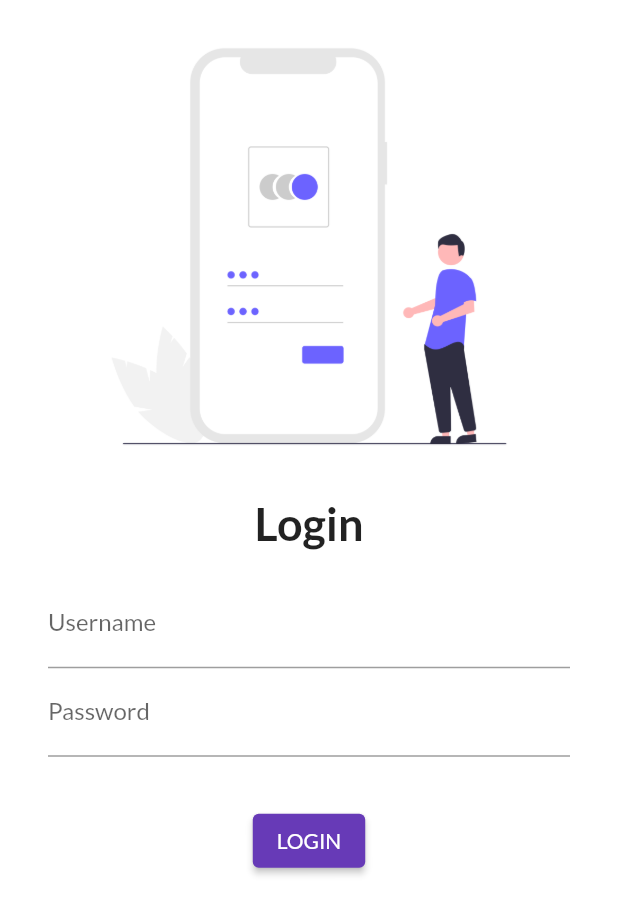
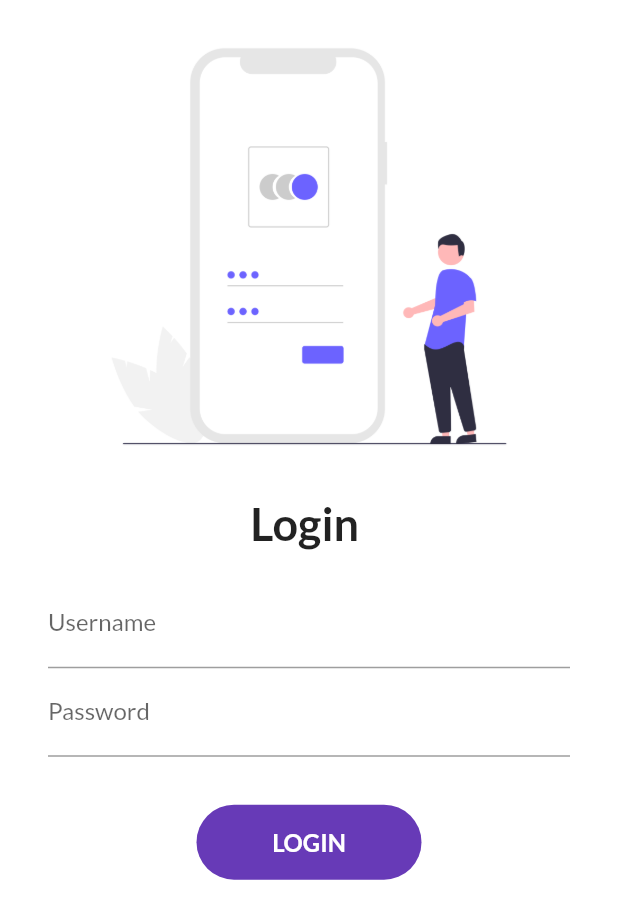
Before and after one commit to clintonsoares/flutter_catalog, a Flutter app: the screen it shows after launch, on a phone screen of 412 x 824 dp. Shown: the top 919 px of the screen. Run offline on Flutter 3.47's test engine with Material 2 defaults, Android fonts, the phone set to English and light mode, and no system bars; our stand-ins replace google_fonts.

```diff
--- a/lib/main.dart
+++ b/lib/main.dart
@@ -1,8 +1,8 @@
 import 'package:flutter/material.dart';
 import 'package:flutter_catalog/pages/login_page.dart';
 import 'package:flutter_catalog/pages/home_page.dart';
+import 'package:flutter_catalog/utils/routes.dart';
 import 'package:google_fonts/google_fonts.dart';
-import 'utils/route_constants.dart' as Routes;
 
 void main() {
   runApp(MyApp());
@@ -17,11 +17,12 @@ class MyApp extends StatelessWidget {
         primarySwatch: Colors.deepPurple,
         fontFamily: GoogleFonts.lato().fontFamily,
       ),
+      debugShowCheckedModeBanner: false,
       darkTheme: ThemeData(brightness: Brightness.dark),
       routes: {
-        Routes.DEFAULT_ROUTE: (context) => LoginPage(),
-        Routes.HOME_ROUTE: (context) => HomePage(),
-        Routes.LOGIN_ROUTE: (context) => LoginPage()
+        AppRoutes.DEFAULT_ROUTE: (context) => LoginPage(),
+        AppRoutes.HOME_ROUTE: (context) => HomePage(),
+        AppRoutes.LOGIN_ROUTE: (context) => LoginPage()
       },
     );
   }
--- a/lib/pages/login_page.dart
+++ b/lib/pages/login_page.dart
@@ -1,13 +1,23 @@
 import 'package:flutter/material.dart';
+import 'package:flutter_catalog/utils/routes.dart';
 import '../utils/page_constants.dart' as Pages;
 
-class LoginPage extends StatelessWidget {
+class LoginPage extends StatefulWidget {
+  @override
+  State<LoginPage> createState() => _LoginPageState();
+}
+
+class _LoginPageState extends State<LoginPage> {
+  String userName = "";
+  bool isAnimateBtn = false;
+
   @override
   Widget build(BuildContext context) {
     return Material(
       color: Colors.white,
       child: GestureDetector(
         onTap: () => FocusManager.instance.primaryFocus?.unfocus(),
+        child: SingleChildScrollView(
           child: Column(
             children: [
               Padding(
@@ -21,9 +31,9 @@ class LoginPage extends StatelessWidget {
               const SizedBox(
                 height: 2,
               ),
-            const Text(
-              Pages.LOGIN_PAGE,
-              style: TextStyle(
+              Text(
+                "${Pages.LOGIN_PAGE} $userName",
+                style: const TextStyle(
                   fontSize: 30,
                   fontWeight: FontWeight.bold,
                 ),
@@ -32,27 +42,19 @@ class LoginPage extends StatelessWidget {
                 height: 4,
               ),
               Padding(
-              padding:
-                  const EdgeInsets.symmetric(vertical: 16.0, horizontal: 32.0),
-              child: LoginArea(),
-            ),
-          ],
-        ),
-      ),
-    );
-  }
-}
-
-class LoginArea extends StatelessWidget {
-  @override
-  Widget build(BuildContext context) {
-    return Column(
+                padding: const EdgeInsets.symmetric(
+                    vertical: 16.0, horizontal: 32.0),
+                child: Column(
                   children: [
                     TextFormField(
                       decoration: const InputDecoration(
                         labelText: "Username",
                         hintText: "Enter your username",
                       ),
+                      onChanged: (value) {
+                        userName = value;
+                        setState(() {});
+                      },
                     ),
                     TextFormField(
                       obscureText: true,
@@ -61,14 +63,60 @@ class LoginArea extends StatelessWidget {
                         hintText: "Enter your Password",
                       ),
                     ),
-        Padding(
-          padding: const EdgeInsets.all(32.0),
-          child: ElevatedButton(
-            onPressed: () {},
-            child: Text("LOGIN"),
+                    const SizedBox(
+                      height: 32,
+                    ),
+                    InkWell(
+                      onTap: () async {
+                        setState(() {
+                          isAnimateBtn = true;
+                        });
+                        await Future.delayed(Duration(seconds: 1));
+                        Navigator.pushNamed(context, AppRoutes.HOME_ROUTE);
+                      },
+                      child: AnimatedContainer(
+                        duration: Duration(seconds: 1),
+                        width: isAnimateBtn ? 50 : 150,
+                        height: 50,
+                        alignment: Alignment.center,
+                        child: isAnimateBtn
+                            ? const Icon(
+                                Icons.done,
+                                color: Colors.white,
+                              )
+                            : const Text(
+                                "LOGIN",
+                                style: TextStyle(
+                                  color: Colors.white,
+                                  fontWeight: FontWeight.bold,
+                                  fontSize: 16,
+                                ),
+                              ),
+                        decoration: BoxDecoration(
+                            color: Colors.deepPurple,
+                            borderRadius:
+                                BorderRadius.circular(isAnimateBtn ? 50 : 30)),
                       ),
                     )
+                    // ElevatedButton(
+                    //   onPressed: () {
+                    //     Navigator.pushNamed(context, AppRoutes.HOME_ROUTE);
+                    //   },
+                    //   style: TextButton.styleFrom(
+                    //     minimumSize: Size(150, 50),
+                    //     shape: RoundedRectangleBorder(
+                    //         borderRadius: BorderRadius.circular(30.0)),
+                    //   ),
+                    //   child: Text("LOGIN"),
+                    // ),
                   ],
+                ),
+              ),
+            ],
+          ),
+        ),
+      ),
     );
   }
 }
+// Chapter 7
--- a/lib/utils/route_constants.dart
+++ /dev/null
@@ -1,3 +0,0 @@
-const String DEFAULT_ROUTE = "/";
-const String LOGIN_ROUTE = "/login";
-const String HOME_ROUTE = "/home";
--- /dev/null
+++ b/lib/utils/routes.dart
@@ -0,0 +1,5 @@
+class AppRoutes {
+  static const String DEFAULT_ROUTE = "/";
+static const String LOGIN_ROUTE = "/login";
+static const String HOME_ROUTE = "/home";
+}
```
Lines whose indentation alone changed are shown as unchanged.
